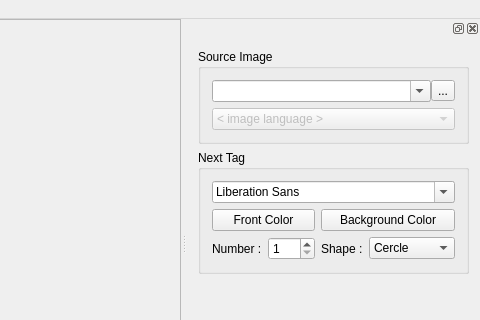
This is mainwindow.ui in redkite001/imagetagger as Qt 5 draws it before an edit; both pictures show x 287 to 767 and y 0 to 320 of the 767 by 488 pixel window. The edited form follows.
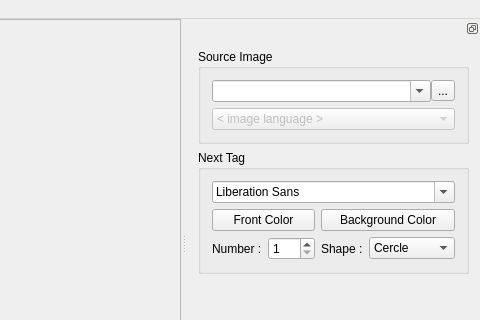
This is the edited form.

What changed in the file:
```diff
--- a/mainwindow.ui
+++ b/mainwindow.ui
@@ -83,9 +83,18 @@
      <height>247</height>
     </size>
    </property>
+   <property name="maximumSize">
+    <size>
+     <width>300</width>
+     <height>524287</height>
+    </size>
+   </property>
    <property name="acceptDrops">
     <bool>true</bool>
    </property>
+   <property name="features">
+    <set>QDockWidget::DockWidgetFloatable|QDockWidget::DockWidgetMovable</set>
+   </property>
    <property name="allowedAreas">
     <set>Qt::LeftDockWidgetArea|Qt::RightDockWidgetArea</set>
    </property>
```
Left out of the diff: 10 changed lines with no effect on the pictures.
